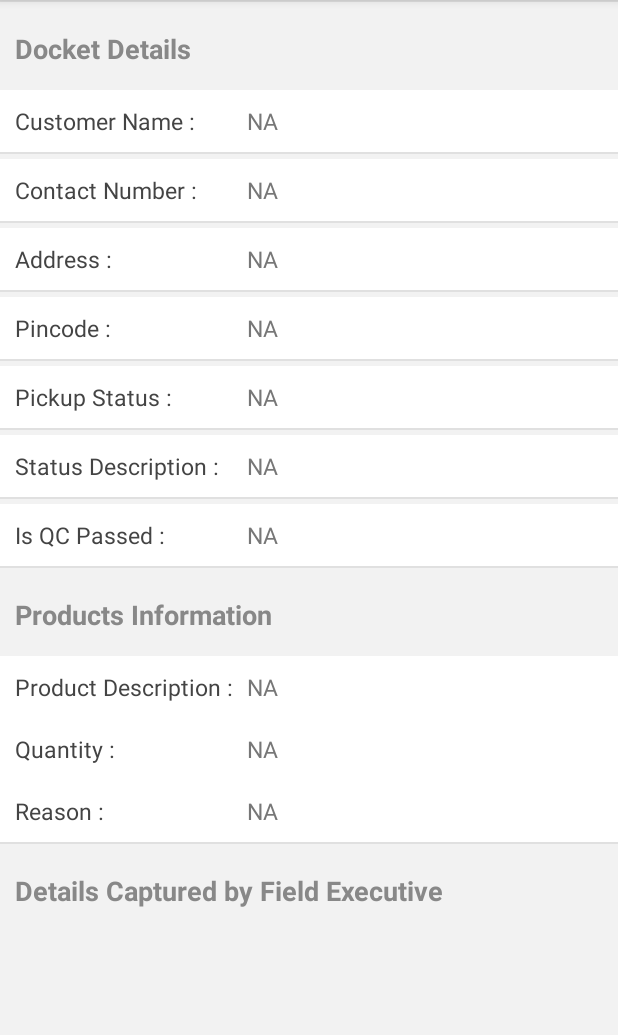
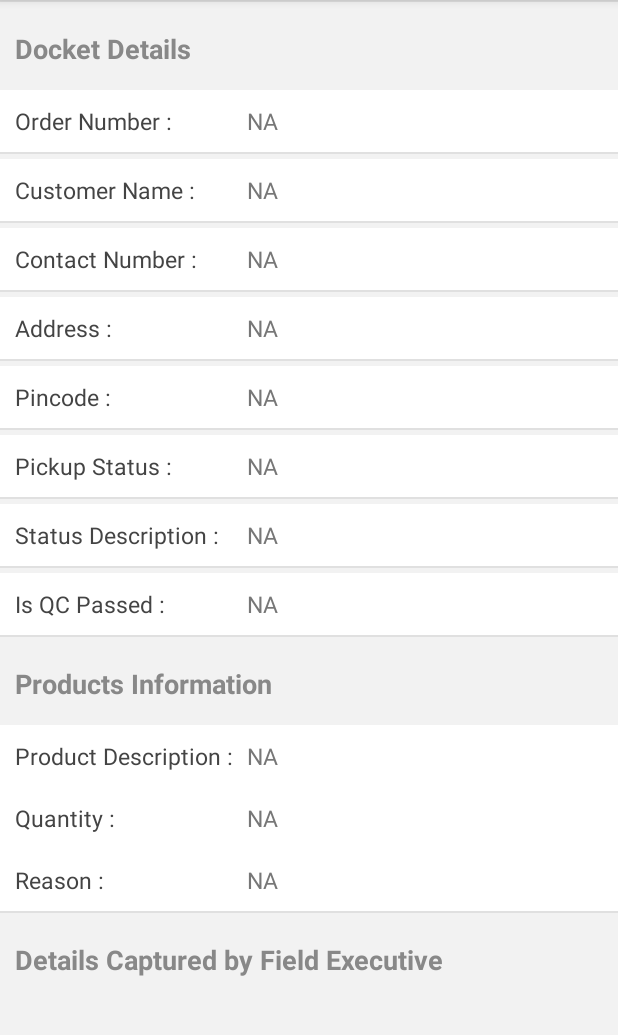
Before and after one commit to yatin009/FieldPickup, an Android app: the DocketDetailsActivity screen opened directly, with no data from a screen before it, on a phone screen of 412 x 824 dp, the part 84-1119 px from its top. Run offline under Robolectric (Android 15) with nearby library versions, the phone set to English and light mode, and no system bars; our stand-ins replace ButterKnife; pictures from the network do not load; 25 statements that could not run were skipped.

Commit message:
order number and pickup status updated

```diff
--- a/app/src/main/java/io/webguru/fieldpickup/Activities/DocketDetailsActivity.java
+++ b/app/src/main/java/io/webguru/fieldpickup/Activities/DocketDetailsActivity.java
@@ -58,6 +58,7 @@ public class DocketDetailsActivity extends AppCompatActivity {
     TextView pickupStatus;
     TextView statusDescription;
     TextView isQcPassed;
+    TextView orderNumber;
 
     private LinearLayout capturedDetailsLayout;
 
@@ -92,6 +93,7 @@ public class DocketDetailsActivity extends AppCompatActivity {
             pickupStatus = (TextView) findViewById(R.id.pickup_status);
             statusDescription = (TextView) findViewById(R.id.status_description);
             isQcPassed = (TextView) findViewById(R.id.is_qc_passed);
+            orderNumber = (TextView) findViewById(R.id.order_number);
 
             if(docket.isPending() == 1){
                 capturedDetailsLayout = (LinearLayout)this.findViewById(R.id.captured_details_layout);
@@ -107,6 +109,7 @@ public class DocketDetailsActivity extends AppCompatActivity {
             pickupStatus.setText(docket.getStatus());
             statusDescription.setText(docket.getStatusDescription());
             isQcPassed.setText(docket.getIsQcCheckCleared());
+            orderNumber.setText(docket.getOrderNumber());
 
             inflateProductLayoutInfo();
 
--- a/app/src/main/java/io/webguru/fieldpickup/Activities/StatusActivity.java
+++ b/app/src/main/java/io/webguru/fieldpickup/Activities/StatusActivity.java
@@ -140,6 +140,7 @@ public class StatusActivity extends AppCompatActivity implements AdapterView.OnI
             finish();
         } else if (selectedStatus != null && !selectedStatus.equals("Tap To Select")) {
             String  statusDescription = null;
+            String  status = null;
             remarks = (EditText) findViewById(R.id.fail_remarks);
             if (remarks == null || remarks.getText().toString().equals("")) {
                 Toast.makeText(this, "Enter Remarks", Toast.LENGTH_LONG).show();
@@ -150,15 +151,18 @@ public class StatusActivity extends AppCompatActivity implements AdapterView.OnI
             if (selectedStatus.equals("Reschedule Pickup")) {
                 date = (TextView) findViewById(R.id.reschedule_date);
                 statusDescription = "Pickup is rescheduled to " + date.getText();
+                status = "Rescheduled";
             } else if (selectedStatus.equals("Cancelled")) {
+                status = "Cancelled";
                 statusDescription = "Pickup is cancelled by customer";
             } else {
+                status = selectedStatus.equals("Customer Not Available") ? "Customer Not Available" : "NA";
                 statusDescription = selectedStatus.equals("Customer Not Available") ? "Customer Not Available" : "NA";
             }
             try {
                 docketDataSource = new DocketDataSource(this);
                 docketDataSource.open();
-                docket.setStatus("Failed To Pick");
+                docket.setStatus(status);
                 docket.setStatusDescription(statusDescription);
                 docket.setIsPending(0);
                 docket.setIsQcCheckCleared("no");
--- a/app/src/main/java/io/webguru/fieldpickup/POJO/Docket.java
+++ b/app/src/main/java/io/webguru/fieldpickup/POJO/Docket.java
@@ -54,7 +54,7 @@ public class Docket implements Serializable {
         this.customerContact = deviceDataDTO.getContactNumber();
         this.customerName = deviceDataDTO.getCustomerName();
         this.pincode = deviceDataDTO.getPinCode();
-        this.orderNumber = null;
+        this.orderNumber = deviceDataDTO.getOrderNumber();
         this.status = null;
         this.statusDescription = null;
         this.products = deviceDataDTO.getProducts();
--- a/app/src/main/res/layout/activity_docket_details.xml
+++ b/app/src/main/res/layout/activity_docket_details.xml
@@ -53,6 +53,27 @@
                 <!--<View style="@style/DividerLineStyle" />-->
             </LinearLayout>
 
+
+            <LinearLayout
+                android:layout_width="match_parent"
+                android:layout_height="wrap_content"
+                android:background="@color/white"
+                android:orientation="horizontal">
+
+                <TextView
+                    style="@style/LabelStyleNoMargin"
+                    android:layout_weight=".40"
+                    android:text="Order Number : " />
+
+                <TextView
+                    android:id="@+id/order_number"
+                    style="@style/SubLabelStyleNoMargin"
+                    android:layout_weight=".60"
+                    android:text="NA" />
+
+            </LinearLayout>
+
+            <View style="@style/ListDividerStyle" />
 
             <LinearLayout
                 android:layout_width="match_parent"
```
Also changed, not shown: app/src/main/java/io/webguru/fieldpickup/ApiHandler/dto/DeviceDataDTO.java (+10 -0 lines), app/src/main/java/io/webguru/fieldpickup/GlobalFunction.java (+7 -5 lines).
